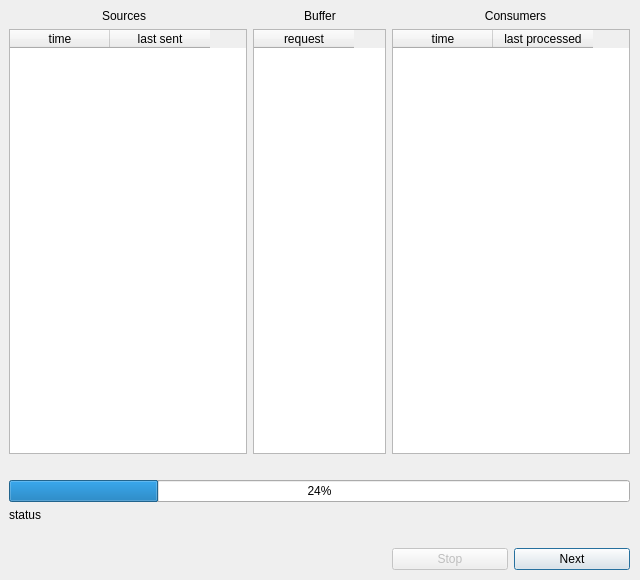
This is stepbystepwindow.ui in muzzy404/SMO-5sem as Qt 5 draws it before an edit. The edited form follows.
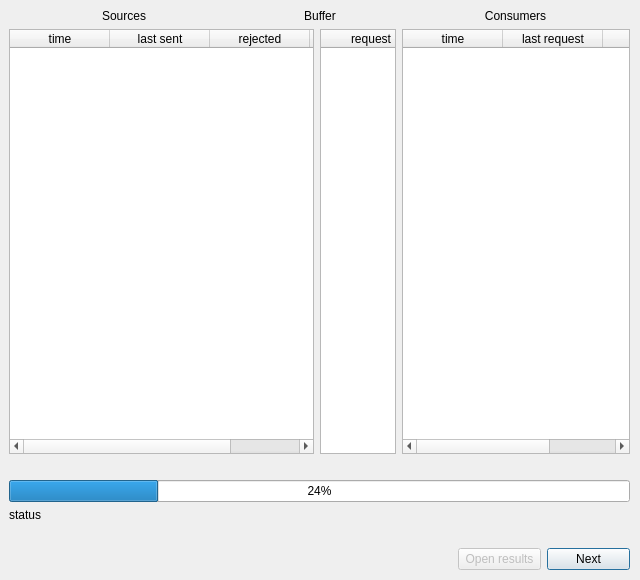
This is the edited form.

Commit message: window step-by-step refactoring

```diff
--- a/stepbystepwindow.ui
+++ b/stepbystepwindow.ui
@@ -40,7 +40,10 @@
      <height>561</height>
     </rect>
    </property>
-   <layout class="QVBoxLayout" name="mainLayout">
+   <layout class="QVBoxLayout" name="mainLayout" stretch="0,0">
+    <property name="spacing">
+     <number>6</number>
+    </property>
     <item>
      <layout class="QHBoxLayout" name="HeadersLayuot">
       <item>
@@ -82,28 +85,7 @@
      </layout>
     </item>
     <item>
-     <layout class="QGridLayout" name="gridTables">
-      <item row="0" column="1">
-       <widget class="QTableWidget" name="tblBuffer">
-        <property name="sizePolicy">
-         <sizepolicy hsizetype="Expanding" vsizetype="Expanding">
-          <horstretch>0</horstretch>
-          <verstretch>0</verstretch>
-         </sizepolicy>
-        </property>
-        <property name="maximumSize">
-         <size>
-          <width>150</width>
-          <height>16777215</height>
-         </size>
-        </property>
-        <column>
-         <property name="text">
-          <string>request</string>
-         </property>
-        </column>
-       </widget>
-      </item>
+     <layout class="QGridLayout" name="gridTables" columnstretch="4,1,3">
       <item row="2" column="0" colspan="3">
        <widget class="QProgressBar" name="modelingProgressBar">
         <property name="value">
@@ -111,15 +93,49 @@
         </property>
        </widget>
       </item>
+      <item row="0" column="1">
+       <widget class="QTableWidget" name="tblBuffer">
+        <property name="sizePolicy">
+         <sizepolicy hsizetype="Expanding" vsizetype="Expanding">
+          <horstretch>0</horstretch>
+          <verstretch>0</verstretch>
+         </sizepolicy>
+        </property>
+        <property name="maximumSize">
+         <size>
+          <width>10000</width>
+          <height>16777215</height>
+         </size>
+        </property>
+        <column>
+         <property name="text">
+          <string>request</string>
+         </property>
+        </column>
+       </widget>
+      </item>
       <item row="5" column="2">
-       <layout class="QHBoxLayout" name="btnsLayout">
+       <layout class="QHBoxLayout" name="btnsLayout" stretch="2,3,3">
         <item>
-         <widget class="QPushButton" name="btnStop">
+         <spacer name="horizontalSpacer_3">
+          <property name="orientation">
+           <enum>Qt::Horizontal</enum>
+          </property>
+          <property name="sizeHint" stdset="0">
+           <size>
+            <width>30</width>
+            <height>20</height>
+           </size>
+          </property>
+         </spacer>
+        </item>
+        <item>
+         <widget class="QPushButton" name="btnOpenResults">
           <property name="enabled">
            <bool>false</bool>
           </property>
           <property name="text">
-           <string>Stop</string>
+           <string>Open results</string>
           </property>
           <property name="autoDefault">
            <bool>false</bool>
@@ -144,20 +160,6 @@
         </item>
        </layout>
       </item>
-      <item row="0" column="2">
-       <widget class="QTableWidget" name="tblConsumers">
-        <column>
-         <property name="text">
-          <string>time</string>
-         </property>
-        </column>
-        <column>
-         <property name="text">
-          <string>last processed</string>
-         </property>
-        </column>
-       </widget>
-      </item>
       <item row="4" column="0" colspan="3">
        <spacer name="horizontalSpacer_2">
         <property name="orientation">
@@ -171,6 +173,31 @@
         </property>
        </spacer>
       </item>
+      <item row="0" column="2">
+       <widget class="QTableWidget" name="tblConsumers">
+        <property name="maximumSize">
+         <size>
+          <width>10000</width>
+          <height>16777215</height>
+         </size>
+        </property>
+        <column>
+         <property name="text">
+          <string>time</string>
+         </property>
+        </column>
+        <column>
+         <property name="text">
+          <string>last request</string>
+         </property>
+        </column>
+        <column>
+         <property name="text">
+          <string>total</string>
+         </property>
+        </column>
+       </widget>
+      </item>
       <item row="1" column="0" colspan="3">
        <spacer name="horizontalSpacer">
         <property name="orientation">
@@ -184,26 +211,6 @@
         </property>
        </spacer>
       </item>
-      <item row="0" column="0">
-       <widget class="QTableWidget" name="tblSources">
-        <property name="sizePolicy">
-         <sizepolicy hsizetype="Expanding" vsizetype="Expanding">
-          <horstretch>0</horstretch>
-          <verstretch>0</verstretch>
-         </sizepolicy>
-        </property>
-        <column>
-         <property name="text">
-          <string>time</string>
-         </property>
-        </column>
-        <column>
-         <property name="text">
-          <string>last sent</string>
-         </property>
-        </column>
-       </widget>
-      </item>
       <item row="3" column="0">
        <widget class="QLabel" name="lblStatusBar">
         <property name="text">
@@ -211,6 +218,42 @@
         </property>
        </widget>
       </item>
+      <item row="0" column="0">
+       <widget class="QTableWidget" name="tblSources">
+        <property name="sizePolicy">
+         <sizepolicy hsizetype="Expanding" vsizetype="Expanding">
+          <horstretch>0</horstretch>
+          <verstretch>0</verstretch>
+         </sizepolicy>
+        </property>
+        <property name="maximumSize">
+         <size>
+          <width>10000</width>
+          <height>16777215</height>
+         </size>
+        </property>
+        <column>
+         <property name="text">
+          <string>time</string>
+         </property>
+        </column>
+        <column>
+         <property name="text">
+          <string>last sent</string>
+         </property>
+        </column>
+        <column>
+         <property name="text">
+          <string>rejected</string>
+         </property>
+        </column>
+        <column>
+         <property name="text">
+          <string>total</string>
+         </property>
+        </column>
+       </widget>
+      </item>
      </layout>
     </item>
    </layout>
```
The commit also changes 1 other file.
